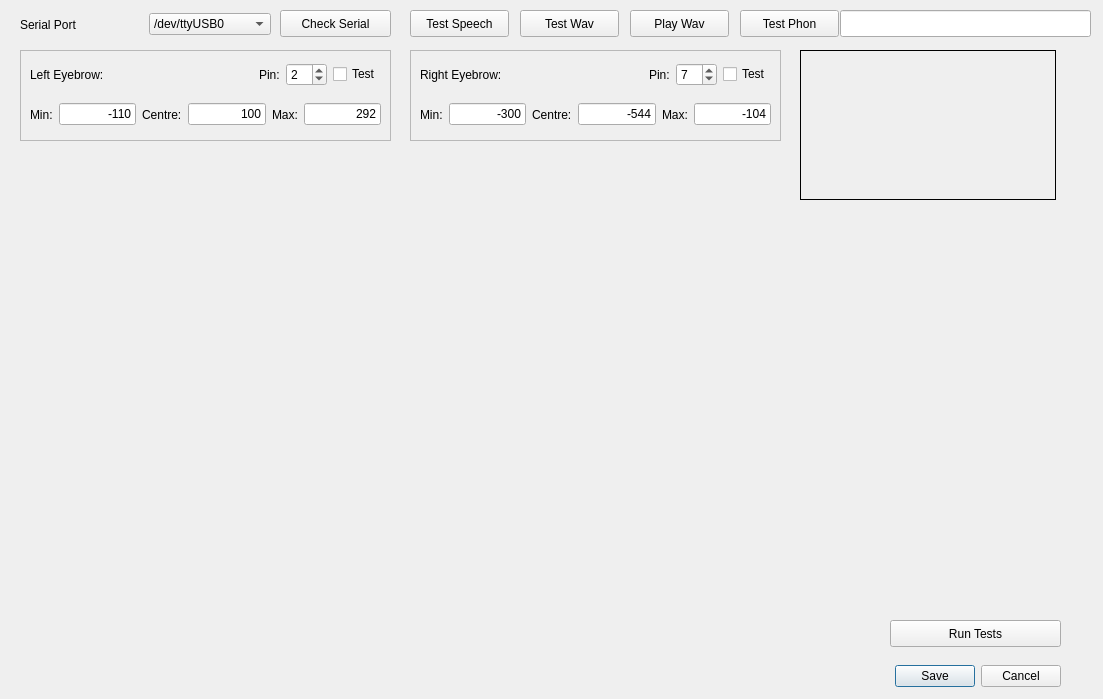
This is Fritz/configwindow.ui in ptbw/Fritz-Qt5-project-for-Raspberry-Pi as Qt 5 draws it before an edit. The edited form follows.
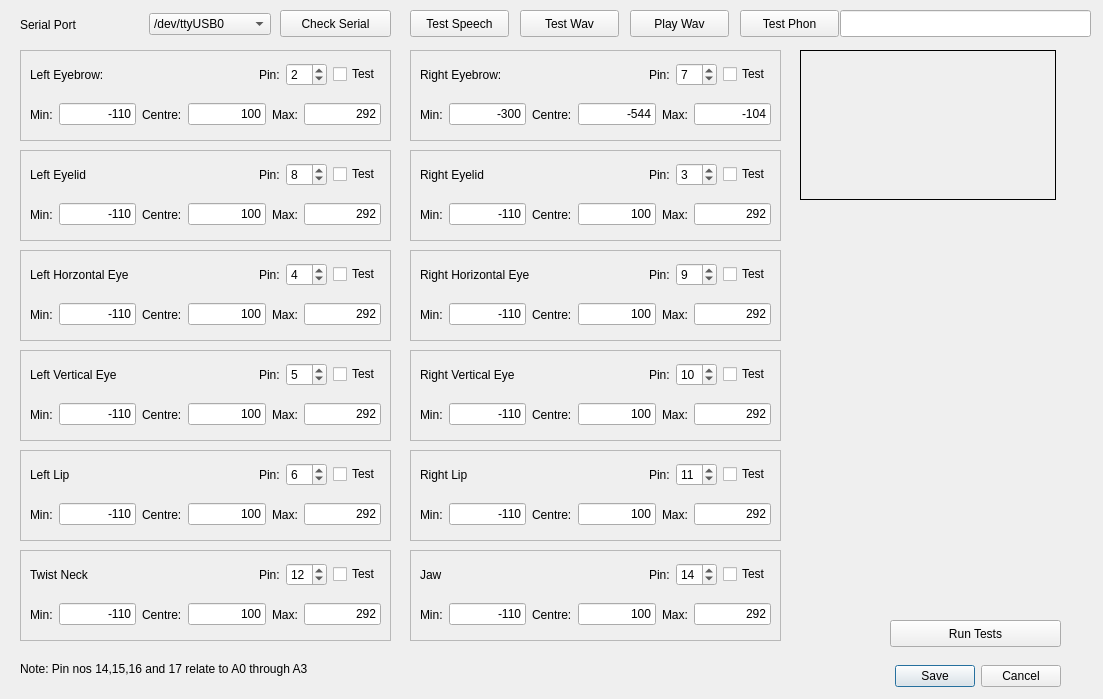
This is the edited form.

Commit message: Updated config window

Diff of the .ui file:
```diff
--- a/Fritz/configwindow.ui
+++ b/Fritz/configwindow.ui
@@ -61,7 +61,7 @@
     <enum>QFrame::Raised</enum>
    </property>
   </widget>
-  <widget class="QWidget" name="">
+  <widget class="QWidget" name="layoutWidget">
    <property name="geometry">
     <rect>
      <x>30</x>
@@ -124,7 +124,7 @@
     </item>
    </layout>
   </widget>
-  <widget class="QWidget" name="">
+  <widget class="QWidget" name="layoutWidget">
    <property name="geometry">
     <rect>
      <x>30</x>
@@ -412,7 +412,7 @@
     </rect>
    </property>
   </widget>
-  <widget class="QWidget" name="">
+  <widget class="QWidget" name="layoutWidget">
    <property name="geometry">
     <rect>
      <x>20</x>
@@ -440,6 +440,1369 @@
     </item>
    </layout>
   </widget>
+  <widget class="QWidget" name="layoutWidget_3">
+   <property name="geometry">
+    <rect>
+     <x>30</x>
+     <y>200</y>
+     <width>351</width>
+     <height>29</height>
+    </rect>
+   </property>
+   <layout class="QHBoxLayout" name="horizontalLayout_6">
+    <item>
+     <widget class="QLabel" name="label_12">
+      <property name="text">
+       <string>Min:</string>
+      </property>
+     </widget>
+    </item>
+    <item>
+     <widget class="QLineEdit" name="leftEyeLidMin">
+      <property name="text">
+       <string>-110</string>
+      </property>
+      <property name="alignment">
+       <set>Qt::AlignRight|Qt::AlignTrailing|Qt::AlignVCenter</set>
+      </property>
+     </widget>
+    </item>
+    <item>
+     <widget class="QLabel" name="label_13">
+      <property name="text">
+       <string>Centre:</string>
+      </property>
+     </widget>
+    </item>
+    <item>
+     <widget class="QLineEdit" name="leftEyeLidTrim">
+      <property name="text">
+       <string>100</string>
+      </property>
+      <property name="alignment">
+       <set>Qt::AlignRight|Qt::AlignTrailing|Qt::AlignVCenter</set>
+      </property>
+     </widget>
+    </item>
+    <item>
+     <widget class="QLabel" name="label_14">
+      <property name="text">
+       <string>Max:</string>
+      </property>
+     </widget>
+    </item>
+    <item>
+     <widget class="QLineEdit" name="leftEyeLidMax">
+      <property name="text">
+       <string>292</string>
+      </property>
+      <property name="alignment">
+       <set>Qt::AlignRight|Qt::AlignTrailing|Qt::AlignVCenter</set>
+      </property>
+     </widget>
+    </item>
+   </layout>
+  </widget>
+  <widget class="QFrame" name="frame_3">
+   <property name="geometry">
+    <rect>
+     <x>20</x>
+     <y>150</y>
+     <width>371</width>
+     <height>91</height>
+    </rect>
+   </property>
+   <property name="frameShape">
+    <enum>QFrame::StyledPanel</enum>
+   </property>
+   <property name="frameShadow">
+    <enum>QFrame::Raised</enum>
+   </property>
+  </widget>
+  <widget class="QWidget" name="layoutWidget_4">
+   <property name="geometry">
+    <rect>
+     <x>30</x>
+     <y>160</y>
+     <width>351</width>
+     <height>29</height>
+    </rect>
+   </property>
+   <layout class="QHBoxLayout" name="horizontalLayout_7">
+    <item>
+     <widget class="QLabel" name="label_15">
+      <property name="text">
+       <string>Left Eyelid</string>
+      </property>
+     </widget>
+    </item>
+    <item>
+     <spacer name="horizontalSpacer_3">
+      <property name="orientation">
+       <enum>Qt::Horizontal</enum>
+      </property>
+      <property name="sizeHint" stdset="0">
+       <size>
+        <width>40</width>
+        <height>20</height>
+       </size>
+      </property>
+     </spacer>
+    </item>
+    <item>
+     <widget class="QLabel" name="label_16">
+      <property name="text">
+       <string>Pin:</string>
+      </property>
+     </widget>
+    </item>
+    <item>
+     <widget class="QSpinBox" name="leftEyelidPin">
+      <property name="maximum">
+       <number>17</number>
+      </property>
+      <property name="value">
+       <number>8</number>
+      </property>
+     </widget>
+    </item>
+    <item>
+     <widget class="QCheckBox" name="leftEyelidTest">
+      <property name="text">
+       <string>Test</string>
+      </property>
+     </widget>
+    </item>
+   </layout>
+  </widget>
+  <widget class="QWidget" name="layoutWidget_5">
+   <property name="geometry">
+    <rect>
+     <x>30</x>
+     <y>300</y>
+     <width>351</width>
+     <height>29</height>
+    </rect>
+   </property>
+   <layout class="QHBoxLayout" name="horizontalLayout_8">
+    <item>
+     <widget class="QLabel" name="label_17">
+      <property name="text">
+       <string>Min:</string>
+      </property>
+     </widget>
+    </item>
+    <item>
+     <widget class="QLineEdit" name="leftHorizontalEyeMin">
+      <property name="text">
+       <string>-110</string>
+      </property>
+      <property name="alignment">
+       <set>Qt::AlignRight|Qt::AlignTrailing|Qt::AlignVCenter</set>
+      </property>
+     </widget>
+    </item>
+    <item>
+     <widget class="QLabel" name="label_18">
+      <property name="text">
+       <string>Centre:</string>
+      </property>
+     </widget>
+    </item>
+    <item>
+     <widget class="QLineEdit" name="leftHorizontalEyeTrim">
+      <property name="text">
+       <string>100</string>
+      </property>
+      <property name="alignment">
+       <set>Qt::AlignRight|Qt::AlignTrailing|Qt::AlignVCenter</set>
+      </property>
+     </widget>
+    </item>
+    <item>
+     <widget class="QLabel" name="label_19">
+      <property name="text">
+       <string>Max:</string>
+      </property>
+     </widget>
+    </item>
+    <item>
+     <widget class="QLineEdit" name="leftHorizontalEyeMax">
+      <property name="text">
+       <string>292</string>
+      </property>
+      <property name="alignment">
+       <set>Qt::AlignRight|Qt::AlignTrailing|Qt::AlignVCenter</set>
+      </property>
+     </widget>
+    </item>
+   </layout>
+  </widget>
+  <widget class="QFrame" name="frame_4">
+   <property name="geometry">
+    <rect>
+     <x>20</x>
+     <y>250</y>
+     <width>371</width>
+     <height>91</height>
+    </rect>
+   </property>
+   <property name="frameShape">
+    <enum>QFrame::StyledPanel</enum>
+   </property>
+   <property name="frameShadow">
+    <enum>QFrame::Raised</enum>
+   </property>
+  </widget>
+  <widget class="QWidget" name="layoutWidget_6">
+   <property name="geometry">
+    <rect>
+     <x>30</x>
+     <y>260</y>
+     <width>351</width>
+     <height>29</height>
+    </rect>
+   </property>
+   <layout class="QHBoxLayout" name="horizontalLayout_9">
+    <item>
+     <widget class="QLabel" name="label_20">
+      <property name="text">
+       <string>Left Horzontal Eye</string>
+      </property>
+     </widget>
+    </item>
+    <item>
+     <spacer name="horizontalSpacer_4">
+      <property name="orientation">
+       <enum>Qt::Horizontal</enum>
+      </property>
+      <property name="sizeHint" stdset="0">
+       <size>
+        <width>40</width>
+        <height>20</height>
+       </size>
+      </property>
+     </spacer>
+    </item>
+    <item>
+     <widget class="QLabel" name="label_21">
+      <property name="text">
+       <string>Pin:</string>
+      </property>
+     </widget>
+    </item>
+    <item>
+     <widget class="QSpinBox" name="leftHorizontalEyePin">
+      <property name="maximum">
+       <number>17</number>
+      </property>
+      <property name="value">
+       <number>4</number>
+      </property>
+     </widget>
+    </item>
+    <item>
+     <widget class="QCheckBox" name="leftHorizontalEyeTest">
+      <property name="text">
+       <string>Test</string>
+      </property>
+     </widget>
+    </item>
+   </layout>
+  </widget>
+  <widget class="QWidget" name="layoutWidget_7">
+   <property name="geometry">
+    <rect>
+     <x>30</x>
+     <y>400</y>
+     <width>351</width>
+     <height>29</height>
+    </rect>
+   </property>
+   <layout class="QHBoxLayout" name="horizontalLayout_10">
+    <item>
+     <widget class="QLabel" name="label_22">
+      <property name="text">
+       <string>Min:</string>
+      </property>
+     </widget>
+    </item>
+    <item>
+     <widget class="QLineEdit" name="leftVerticalEyeMin">
+      <property name="text">
+       <string>-110</string>
+      </property>
+      <property name="alignment">
+       <set>Qt::AlignRight|Qt::AlignTrailing|Qt::AlignVCenter</set>
+      </property>
+     </widget>
+    </item>
+    <item>
+     <widget class="QLabel" name="label_23">
+      <property name="text">
+       <string>Centre:</string>
+      </property>
+     </widget>
+    </item>
+    <item>
+     <widget class="QLineEdit" name="leftVerticalEyeTrim">
+      <property name="text">
+       <string>100</string>
+      </property>
+      <property name="alignment">
+       <set>Qt::AlignRight|Qt::AlignTrailing|Qt::AlignVCenter</set>
+      </property>
+     </widget>
+    </item>
+    <item>
+     <widget class="QLabel" name="label_24">
+      <property name="text">
+       <string>Max:</string>
+      </property>
+     </widget>
+    </item>
+    <item>
+     <widget class="QLineEdit" name="leftVerticalEyeMax">
+      <property name="text">
+       <string>292</string>
+      </property>
+      <property name="alignment">
+       <set>Qt::AlignRight|Qt::AlignTrailing|Qt::AlignVCenter</set>
+      </property>
+     </widget>
+    </item>
+   </layout>
+  </widget>
+  <widget class="QFrame" name="frame_5">
+   <property name="geometry">
+    <rect>
+     <x>20</x>
+     <y>350</y>
+     <width>371</width>
+     <height>91</height>
+    </rect>
+   </property>
+   <property name="frameShape">
+    <enum>QFrame::StyledPanel</enum>
+   </property>
+   <property name="frameShadow">
+    <enum>QFrame::Raised</enum>
+   </property>
+  </widget>
+  <widget class="QWidget" name="layoutWidget_8">
+   <property name="geometry">
+    <rect>
+     <x>30</x>
+     <y>360</y>
+     <width>351</width>
+     <height>29</height>
+    </rect>
+   </property>
+   <layout class="QHBoxLayout" name="horizontalLayout_11">
+    <item>
+     <widget class="QLabel" name="label_25">
+      <property name="text">
+       <string>Left Vertical Eye</string>
+      </property>
+     </widget>
+    </item>
+    <item>
+     <spacer name="horizontalSpacer_5">
+      <property name="orientation">
+       <enum>Qt::Horizontal</enum>
+      </property>
+      <property name="sizeHint" stdset="0">
+       <size>
+        <width>40</width>
+        <height>20</height>
+       </size>
+      </property>
+     </spacer>
+    </item>
+    <item>
+     <widget class="QLabel" name="label_26">
+      <property name="text">
+       <string>Pin:</string>
+      </property>
+     </widget>
+    </item>
+    <item>
+     <widget class="QSpinBox" name="leftVerticalEyePin">
+      <property name="maximum">
+       <number>17</number>
+      </property>
+      <property name="value">
+       <number>5</number>
+      </property>
+     </widget>
+    </item>
+    <item>
+     <widget class="QCheckBox" name="leftVerticalEyeTest">
+      <property name="text">
+       <string>Test</string>
+      </property>
+     </widget>
+    </item>
+   </layout>
+  </widget>
+  <widget class="QWidget" name="layoutWidget_9">
+   <property name="geometry">
+    <rect>
+     <x>30</x>
+     <y>500</y>
+     <width>351</width>
+     <height>29</height>
+    </rect>
+   </property>
+   <layout class="QHBoxLayout" name="horizontalLayout_12">
+    <item>
+     <widget class="QLabel" name="label_27">
+      <property name="text">
+       <string>Min:</string>
+      </property>
+     </widget>
+    </item>
+    <item>
+     <widget class="QLineEdit" name="leftLipMin">
+      <property name="text">
+       <string>-110</string>
+      </property>
+      <property name="alignment">
+       <set>Qt::AlignRight|Qt::AlignTrailing|Qt::AlignVCenter</set>
+      </property>
+     </widget>
+    </item>
+    <item>
+     <widget class="QLabel" name="label_28">
+      <property name="text">
+       <string>Centre:</string>
+      </property>
+     </widget>
+    </item>
+    <item>
+     <widget class="QLineEdit" name="leftLipTrim">
+      <property name="text">
+       <string>100</string>
+      </property>
+      <property name="alignment">
+       <set>Qt::AlignRight|Qt::AlignTrailing|Qt::AlignVCenter</set>
+      </property>
+     </widget>
+    </item>
+    <item>
+     <widget class="QLabel" name="label_29">
+      <property name="text">
+       <string>Max:</string>
+      </property>
+     </widget>
+    </item>
+    <item>
+     <widget class="QLineEdit" name="leftLipMax">
+      <property name="text">
+       <string>292</string>
+      </property>
+      <property name="alignment">
+       <set>Qt::AlignRight|Qt::AlignTrailing|Qt::AlignVCenter</set>
+      </property>
+     </widget>
+    </item>
+   </layout>
+  </widget>
+  <widget class="QFrame" name="frame_6">
+   <property name="geometry">
+    <rect>
+     <x>20</x>
+     <y>450</y>
+     <width>371</width>
+     <height>91</height>
+    </rect>
+   </property>
+   <property name="frameShape">
+    <enum>QFrame::StyledPanel</enum>
+   </property>
+   <property name="frameShadow">
+    <enum>QFrame::Raised</enum>
+   </property>
+  </widget>
+  <widget class="QWidget" name="layoutWidget_10">
+   <property name="geometry">
+    <rect>
+     <x>30</x>
+     <y>460</y>
+     <width>351</width>
+     <height>29</height>
+    </rect>
+   </property>
+   <layout class="QHBoxLayout" name="horizontalLayout_13">
+    <item>
+     <widget class="QLabel" name="label_30">
+      <property name="text">
+       <string>Left Lip</string>
+      </property>
+     </widget>
+    </item>
+    <item>
+     <spacer name="horizontalSpacer_6">
+      <property name="orientation">
+       <enum>Qt::Horizontal</enum>
+      </property>
+      <property name="sizeHint" stdset="0">
+       <size>
+        <width>40</width>
+        <height>20</height>
+       </size>
+      </property>
+     </spacer>
+    </item>
+    <item>
+     <widget class="QLabel" name="label_31">
+      <property name="text">
+       <string>Pin:</string>
+      </property>
+     </widget>
+    </item>
+    <item>
+     <widget class="QSpinBox" name="leftLipPin">
+      <property name="maximum">
+       <number>17</number>
+      </property>
+      <property name="value">
+       <number>6</number>
+      </property>
+     </widget>
+    </item>
+    <item>
+     <widget class="QCheckBox" name="leftLipTest">
+      <property name="text">
+       <string>Test</string>
+      </property>
+     </widget>
+    </item>
+   </layout>
+  </widget>
+  <widget class="QWidget" name="layoutWidget_11">
+   <property name="geometry">
+    <rect>
+     <x>30</x>
+     <y>600</y>
+     <width>351</width>
+     <height>29</height>
+    </rect>
+   </property>
+   <layout class="QHBoxLayout" name="horizontalLayout_14">
+    <item>
+     <widget class="QLabel" name="label_32">
+      <property name="text">
+       <string>Min:</string>
+      </property>
+     </widget>
+    </item>
+    <item>
+     <widget class="QLineEdit" name="twistNeckMin">
+      <property name="text">
+       <string>-110</string>
+      </property>
+      <property name="alignment">
+       <set>Qt::AlignRight|Qt::AlignTrailing|Qt::AlignVCenter</set>
+      </property>
+     </widget>
+    </item>
+    <item>
+     <widget class="QLabel" name="label_33">
+      <property name="text">
+       <string>Centre:</string>
+      </property>
+     </widget>
+    </item>
+    <item>
+     <widget class="QLineEdit" name="twistNeckTrim">
+      <property name="text">
+       <string>100</string>
+      </property>
+      <property name="alignment">
+       <set>Qt::AlignRight|Qt::AlignTrailing|Qt::AlignVCenter</set>
+      </property>
+     </widget>
+    </item>
+    <item>
+     <widget class="QLabel" name="label_34">
+      <property name="text">
+       <string>Max:</string>
+      </property>
+     </widget>
+    </item>
+    <item>
+     <widget class="QLineEdit" name="twistNeckMax">
+      <property name="text">
+       <string>292</string>
+      </property>
+      <property name="alignment">
+       <set>Qt::AlignRight|Qt::AlignTrailing|Qt::AlignVCenter</set>
+      </property>
+     </widget>
+    </item>
+   </layout>
+  </widget>
+  <widget class="QFrame" name="frame_7">
+   <property name="geometry">
+    <rect>
+     <x>20</x>
+     <y>550</y>
+     <width>371</width>
+     <height>91</height>
+    </rect>
+   </property>
+   <property name="frameShape">
+    <enum>QFrame::StyledPanel</enum>
+   </property>
+   <property name="frameShadow">
+    <enum>QFrame::Raised</enum>
+   </property>
+  </widget>
+  <widget class="QWidget" name="layoutWidget_12">
+   <property name="geometry">
+    <rect>
+     <x>30</x>
+     <y>560</y>
+     <width>351</width>
+     <height>29</height>
+    </rect>
+   </property>
+   <layout class="QHBoxLayout" name="horizontalLayout_15">
+    <item>
+     <widget class="QLabel" name="label_35">
+      <property name="text">
+       <string>Twist Neck</string>
+      </property>
+     </widget>
+    </item>
+    <item>
+     <spacer name="horizontalSpacer_7">
+      <property name="orientation">
+       <enum>Qt::Horizontal</enum>
+      </property>
+      <property name="sizeHint" stdset="0">
+       <size>
+        <width>40</width>
+        <height>20</height>
+       </size>
+      </property>
+     </spacer>
+    </item>
+    <item>
+     <widget class="QLabel" name="label_36">
+      <property name="text">
+       <string>Pin:</string>
+      </property>
+     </widget>
+    </item>
+    <item>
+     <widget class="QSpinBox" name="twistNeckPin">
+      <property name="maximum">
+       <number>17</number>
+      </property>
+      <property name="value">
+       <number>12</number>
+      </property>
+     </widget>
+    </item>
+    <item>
+     <widget class="QCheckBox" name="twistNeckTest">
+      <property name="text">
+       <string>Test</string>
+      </property>
+     </widget>
+    </item>
+   </layout>
+  </widget>
+  <widget class="QWidget" name="layoutWidget_13">
+   <property name="geometry">
+    <rect>
+     <x>420</x>
+     <y>200</y>
+     <width>351</width>
+     <height>29</height>
+    </rect>
+   </property>
+   <layout class="QHBoxLayout" name="horizontalLayout_16">
+    <item>
+     <widget class="QLabel" name="label_37">
+      <property name="text">
+       <string>Min:</string>
+      </property>
+     </widget>
+    </item>
+    <item>
+     <widget class="QLineEdit" name="rightEyelidMin">
+      <property name="text">
+       <string>-110</string>
+      </property>
+      <property name="alignment">
+       <set>Qt::AlignRight|Qt::AlignTrailing|Qt::AlignVCenter</set>
+      </property>
+     </widget>
+    </item>
+    <item>
+     <widget class="QLabel" name="label_38">
+      <property name="text">
+       <string>Centre:</string>
+      </property>
+     </widget>
+    </item>
+    <item>
+     <widget class="QLineEdit" name="rightEyelidTrim">
+      <property name="text">
+       <string>100</string>
+      </property>
+      <property name="alignment">
+       <set>Qt::AlignRight|Qt::AlignTrailing|Qt::AlignVCenter</set>
+      </property>
+     </widget>
+    </item>
+    <item>
+     <widget class="QLabel" name="label_39">
+      <property name="text">
+       <string>Max:</string>
+      </property>
+     </widget>
+    </item>
+    <item>
+     <widget class="QLineEdit" name="rightEyelidMax">
+      <property name="text">
+       <string>292</string>
+      </property>
+      <property name="alignment">
+       <set>Qt::AlignRight|Qt::AlignTrailing|Qt::AlignVCenter</set>
+      </property>
+     </widget>
+    </item>
+   </layout>
+  </widget>
+  <widget class="QFrame" name="frame_8">
+   <property name="geometry">
+    <rect>
+     <x>410</x>
+     <y>150</y>
+     <width>371</width>
+     <height>91</height>
+    </rect>
+   </property>
+   <property name="frameShape">
+    <enum>QFrame::StyledPanel</enum>
+   </property>
+   <property name="frameShadow">
+    <enum>QFrame::Raised</enum>
+   </property>
+  </widget>
+  <widget class="QWidget" name="layoutWidget_14">
+   <property name="geometry">
+    <rect>
+     <x>420</x>
+     <y>160</y>
+     <width>351</width>
+     <height>29</height>
+    </rect>
+   </property>
+   <layout class="QHBoxLayout" name="horizontalLayout_17">
+    <item>
+     <widget class="QLabel" name="label_40">
+      <property name="text">
+       <string>Right Eyelid</string>
+      </property>
+     </widget>
+    </item>
+    <item>
+     <spacer name="horizontalSpacer_8">
+      <property name="orientation">
+       <enum>Qt::Horizontal</enum>
+      </property>
+      <property name="sizeHint" stdset="0">
+       <size>
+        <width>40</width>
+        <height>20</height>
+       </size>
+      </property>
+     </spacer>
+    </item>
+    <item>
+     <widget class="QLabel" name="label_41">
+      <property name="text">
+       <string>Pin:</string>
+      </property>
+     </widget>
+    </item>
+    <item>
+     <widget class="QSpinBox" name="rightEyelidPin">
+      <property name="maximum">
+       <number>17</number>
+      </property>
+      <property name="value">
+       <number>3</number>
+      </property>
+     </widget>
+    </item>
+    <item>
+     <widget class="QCheckBox" name="rightEyelidTest">
+      <property name="text">
+       <string>Test</string>
+      </property>
+     </widget>
+    </item>
+   </layout>
+  </widget>
+  <widget class="QWidget" name="layoutWidget_15">
+   <property name="geometry">
+    <rect>
+     <x>420</x>
+     <y>300</y>
+     <width>351</width>
+     <height>29</height>
+    </rect>
+   </property>
+   <layout class="QHBoxLayout" name="horizontalLayout_18">
+    <item>
+     <widget class="QLabel" name="label_42">
+      <property name="text">
+       <string>Min:</string>
+      </property>
+     </widget>
+    </item>
+    <item>
+     <widget class="QLineEdit" name="rightHorizontalEyeMin">
+      <property name="text">
+       <string>-110</string>
+      </property>
+      <property name="alignment">
+       <set>Qt::AlignRight|Qt::AlignTrailing|Qt::AlignVCenter</set>
+      </property>
+     </widget>
+    </item>
+    <item>
+     <widget class="QLabel" name="label_43">
+      <property name="text">
+       <string>Centre:</string>
+      </property>
+     </widget>
+    </item>
+    <item>
+     <widget class="QLineEdit" name="rightHorizontalTrim">
+      <property name="text">
+       <string>100</string>
+      </property>
+      <property name="alignment">
+       <set>Qt::AlignRight|Qt::AlignTrailing|Qt::AlignVCenter</set>
+      </property>
+     </widget>
+    </item>
+    <item>
+     <widget class="QLabel" name="label_44">
+      <property name="text">
+       <string>Max:</string>
+      </property>
+     </widget>
+    </item>
+    <item>
+     <widget class="QLineEdit" name="rightHorizontalEyeMax">
+      <property name="text">
+       <string>292</string>
+      </property>
+      <property name="alignment">
+       <set>Qt::AlignRight|Qt::AlignTrailing|Qt::AlignVCenter</set>
+      </property>
+     </widget>
+    </item>
+   </layout>
+  </widget>
+  <widget class="QFrame" name="frame_9">
+   <property name="geometry">
+    <rect>
+     <x>410</x>
+     <y>250</y>
+     <width>371</width>
+     <height>91</height>
+    </rect>
+   </property>
+   <property name="frameShape">
+    <enum>QFrame::StyledPanel</enum>
+   </property>
+   <property name="frameShadow">
+    <enum>QFrame::Raised</enum>
+   </property>
+  </widget>
+  <widget class="QWidget" name="layoutWidget_16">
+   <property name="geometry">
+    <rect>
+     <x>420</x>
+     <y>260</y>
+     <width>351</width>
+     <height>29</height>
+    </rect>
+   </property>
+   <layout class="QHBoxLayout" name="horizontalLayout_19">
+    <item>
+     <widget class="QLabel" name="label_45">
+      <property name="text">
+       <string>Right Horizontal Eye</string>
+      </property>
+     </widget>
+    </item>
+    <item>
+     <spacer name="horizontalSpacer_9">
+      <property name="orientation">
+       <enum>Qt::Horizontal</enum>
+      </property>
+      <property name="sizeHint" stdset="0">
+       <size>
+        <width>40</width>
+        <height>20</height>
+       </size>
+      </property>
+     </spacer>
+    </item>
+    <item>
+     <widget class="QLabel" name="label_46">
+      <property name="text">
+       <string>Pin:</string>
+      </property>
+     </widget>
+    </item>
+    <item>
+     <widget class="QSpinBox" name="rightHorizontalEyePin">
+      <property name="maximum">
+       <number>17</number>
+      </property>
+      <property name="value">
+       <number>9</number>
+      </property>
+     </widget>
+    </item>
+    <item>
+     <widget class="QCheckBox" name="rightHorizontalEyeTest">
+      <property name="text">
+       <string>Test</string>
+      </property>
+     </widget>
+    </item>
+   </layout>
+  </widget>
+  <widget class="QWidget" name="layoutWidget_17">
+   <property name="geometry">
+    <rect>
+     <x>420</x>
+     <y>400</y>
+     <width>351</width>
+     <height>29</height>
+    </rect>
+   </property>
+   <layout class="QHBoxLayout" name="horizontalLayout_20">
+    <item>
+     <widget class="QLabel" name="label_47">
+      <property name="text">
+       <string>Min:</string>
+      </property>
+     </widget>
+    </item>
+    <item>
+     <widget class="QLineEdit" name="rightVerticalEyeMin">
+      <property name="text">
+       <string>-110</string>
+      </property>
+      <property name="alignment">
+       <set>Qt::AlignRight|Qt::AlignTrailing|Qt::AlignVCenter</set>
+      </property>
+     </widget>
+    </item>
+    <item>
+     <widget class="QLabel" name="label_48">
+      <property name="text">
+       <string>Centre:</string>
+      </property>
+     </widget>
+    </item>
+    <item>
+     <widget class="QLineEdit" name="rightVerticalEyeTrim">
+      <property name="text">
+       <string>100</string>
+      </property>
+      <property name="alignment">
+       <set>Qt::AlignRight|Qt::AlignTrailing|Qt::AlignVCenter</set>
+      </property>
+     </widget>
+    </item>
+    <item>
+     <widget class="QLabel" name="label_49">
+      <property name="text">
+       <string>Max:</string>
+      </property>
+     </widget>
+    </item>
+    <item>
+     <widget class="QLineEdit" name="rightVerticalEyeMax">
+      <property name="text">
+       <string>292</string>
+      </property>
+      <property name="alignment">
+       <set>Qt::AlignRight|Qt::AlignTrailing|Qt::AlignVCenter</set>
+      </property>
+     </widget>
+    </item>
+   </layout>
+  </widget>
+  <widget class="QFrame" name="frame_10">
+   <property name="geometry">
+    <rect>
+     <x>410</x>
+     <y>350</y>
+     <width>371</width>
+     <height>91</height>
+    </rect>
+   </property>
+   <property name="frameShape">
+    <enum>QFrame::StyledPanel</enum>
+   </property>
+   <property name="frameShadow">
+    <enum>QFrame::Raised</enum>
+   </property>
+  </widget>
+  <widget class="QWidget" name="layoutWidget_18">
+   <property name="geometry">
+    <rect>
+     <x>420</x>
+     <y>360</y>
+     <width>351</width>
+     <height>29</height>
+    </rect>
+   </property>
+   <layout class="QHBoxLayout" name="horizontalLayout_21">
+    <item>
+     <widget class="QLabel" name="label_50">
+      <property name="text">
+       <string>Right Vertical Eye</string>
+      </property>
+     </widget>
+    </item>
+    <item>
+     <spacer name="horizontalSpacer_10">
+      <property name="orientation">
+       <enum>Qt::Horizontal</enum>
+      </property>
+      <property name="sizeHint" stdset="0">
+       <size>
+        <width>40</width>
+        <height>20</height>
+       </size>
+      </property>
+     </spacer>
+    </item>
+    <item>
+     <widget class="QLabel" name="label_51">
+      <property name="text">
+       <string>Pin:</string>
+      </property>
+     </widget>
+    </item>
+    <item>
+     <widget class="QSpinBox" name="rightVerticalEyePin">
+      <property name="maximum">
+       <number>17</number>
+      </property>
+      <property name="value">
+       <number>10</number>
+      </property>
+     </widget>
+    </item>
+    <item>
+     <widget class="QCheckBox" name="rightVerticalEyeTest">
+      <property name="text">
+       <string>Test</string>
+      </property>
+     </widget>
+    </item>
+   </layout>
+  </widget>
+  <widget class="QWidget" name="layoutWidget_19">
+   <property name="geometry">
+    <rect>
+     <x>420</x>
+     <y>500</y>
+     <width>351</width>
+     <height>29</height>
+    </rect>
+   </property>
+   <layout class="QHBoxLayout" name="horizontalLayout_22">
+    <item>
+     <widget class="QLabel" name="label_52">
+      <property name="text">
+       <string>Min:</string>
+      </property>
+     </widget>
+    </item>
+    <item>
+     <widget class="QLineEdit" name="rightLipMin">
+      <property name="text">
+       <string>-110</string>
+      </property>
+      <property name="alignment">
+       <set>Qt::AlignRight|Qt::AlignTrailing|Qt::AlignVCenter</set>
+      </property>
+     </widget>
+    </item>
+    <item>
+     <widget class="QLabel" name="label_53">
+      <property name="text">
+       <string>Centre:</string>
+      </property>
+     </widget>
+    </item>
+    <item>
+     <widget class="QLineEdit" name="rightLipTrim">
+      <property name="text">
+       <string>100</string>
+      </property>
+      <property name="alignment">
+       <set>Qt::AlignRight|Qt::AlignTrailing|Qt::AlignVCenter</set>
+      </property>
+     </widget>
+    </item>
+    <item>
+     <widget class="QLabel" name="label_54">
+      <property name="text">
+       <string>Max:</string>
+      </property>
+     </widget>
+    </item>
+    <item>
+     <widget class="QLineEdit" name="rightLipMax">
+      <property name="text">
+       <string>292</string>
+      </property>
+      <property name="alignment">
+       <set>Qt::AlignRight|Qt::AlignTrailing|Qt::AlignVCenter</set>
+      </property>
+     </widget>
+    </item>
+   </layout>
+  </widget>
+  <widget class="QFrame" name="frame_11">
+   <property name="geometry">
+    <rect>
+     <x>410</x>
+     <y>450</y>
+     <width>371</width>
+     <height>91</height>
+    </rect>
+   </property>
+   <property name="frameShape">
+    <enum>QFrame::StyledPanel</enum>
+   </property>
+   <property name="frameShadow">
+    <enum>QFrame::Raised</enum>
+   </property>
+  </widget>
+  <widget class="QWidget" name="layoutWidget_20">
+   <property name="geometry">
+    <rect>
+     <x>420</x>
+     <y>460</y>
+     <width>351</width>
+     <height>29</height>
+    </rect>
+   </property>
+   <layout class="QHBoxLayout" name="horizontalLayout_23">
+    <item>
+     <widget class="QLabel" name="label_55">
+      <property name="text">
+       <string>Right Lip</string>
+      </property>
+     </widget>
+    </item>
+    <item>
+     <spacer name="horizontalSpacer_11">
+      <property name="orientation">
+       <enum>Qt::Horizontal</enum>
+      </property>
+      <property name="sizeHint" stdset="0">
+       <size>
+        <width>40</width>
+        <height>20</height>
+       </size>
+      </property>
+     </spacer>
+    </item>
+    <item>
+     <widget class="QLabel" name="label_56">
+      <property name="text">
+       <string>Pin:</string>
+      </property>
+     </widget>
+    </item>
+    <item>
+     <widget class="QSpinBox" name="rightLipPin">
+      <property name="maximum">
+       <number>17</number>
+      </property>
+      <property name="value">
+       <number>11</number>
+      </property>
+     </widget>
+    </item>
+    <item>
+     <widget class="QCheckBox" name="rightLipTest">
+      <property name="text">
+       <string>Test</string>
+      </property>
+     </widget>
+    </item>
+   </layout>
+  </widget>
+  <widget class="QWidget" name="layoutWidget_21">
+   <property name="geometry">
+    <rect>
+     <x>420</x>
+     <y>600</y>
+     <width>351</width>
+     <height>29</height>
+    </rect>
+   </property>
+   <layout class="QHBoxLayout" name="horizontalLayout_24">
+    <item>
+     <widget class="QLabel" name="label_57">
+      <property name="text">
+       <string>Min:</string>
+      </property>
+     </widget>
+    </item>
+    <item>
+     <widget class="QLineEdit" name="jawMin">
+      <property name="text">
+       <string>-110</string>
+      </property>
+      <property name="alignment">
+       <set>Qt::AlignRight|Qt::AlignTrailing|Qt::AlignVCenter</set>
+      </property>
+     </widget>
+    </item>
+    <item>
+     <widget class="QLabel" name="label_58">
+      <property name="text">
+       <string>Centre:</string>
+      </property>
+     </widget>
+    </item>
+    <item>
+     <widget class="QLineEdit" name="jawTrim">
+      <property name="text">
+       <string>100</string>
+      </property>
+      <property name="alignment">
+       <set>Qt::AlignRight|Qt::AlignTrailing|Qt::AlignVCenter</set>
+      </property>
+     </widget>
+    </item>
+    <item>
+     <widget class="QLabel" name="label_59">
+      <property name="text">
+       <string>Max:</string>
+      </property>
+     </widget>
+    </item>
+    <item>
+     <widget class="QLineEdit" name="jawMax">
+      <property name="text">
+       <string>292</string>
+      </property>
+      <property name="alignment">
+       <set>Qt::AlignRight|Qt::AlignTrailing|Qt::AlignVCenter</set>
+      </property>
+     </widget>
+    </item>
+   </layout>
+  </widget>
+  <widget class="QFrame" name="frame_12">
+   <property name="geometry">
+    <rect>
+     <x>410</x>
+     <y>550</y>
+     <width>371</width>
+     <height>91</height>
+    </rect>
+   </property>
+   <property name="frameShape">
+    <enum>QFrame::StyledPanel</enum>
+   </property>
+   <property name="frameShadow">
+    <enum>QFrame::Raised</enum>
+   </property>
+  </widget>
+  <widget class="QWidget" name="layoutWidget_22">
+   <property name="geometry">
+    <rect>
+     <x>420</x>
+     <y>560</y>
+     <width>351</width>
+     <height>29</height>
+    </rect>
+   </property>
+   <layout class="QHBoxLayout" name="horizontalLayout_25">
+    <item>
+     <widget class="QLabel" name="label_60">
+      <property name="text">
+       <string>Jaw</string>
+      </property>
+     </widget>
+    </item>
+    <item>
+     <spacer name="horizontalSpacer_12">
+      <property name="orientation">
+       <enum>Qt::Horizontal</enum>
+      </property>
+      <property name="sizeHint" stdset="0">
+       <size>
+        <width>40</width>
+        <height>20</height>
+       </size>
+      </property>
+     </spacer>
+    </item>
+    <item>
+     <widget class="QLabel" name="label_61">
+      <property name="text">
+       <string>Pin:</string>
+      </property>
+     </widget>
+    </item>
+    <item>
+     <widget class="QSpinBox" name="jawPin">
+      <property name="maximum">
+       <number>17</number>
+      </property>
+      <property name="value">
+       <number>14</number>
+      </property>
+     </widget>
+    </item>
+    <item>
+     <widget class="QCheckBox" name="jawTest">
+      <property name="text">
+       <string>Test</string>
+      </property>
+     </widget>
+    </item>
+   </layout>
+  </widget>
+  <widget class="QLabel" name="label_62">
+   <property name="geometry">
+    <rect>
+     <x>20</x>
+     <y>660</y>
+     <width>761</width>
+     <height>17</height>
+    </rect>
+   </property>
+   <property name="text">
+    <string>Note: Pin nos 14,15,16 and 17 relate to A0 through A3</string>
+   </property>
+  </widget>
  </widget>
  <resources/>
  <connections>
```
Left out of the diff: 71 changed lines with no effect on the pictures. The commit also changes 7 other files.
